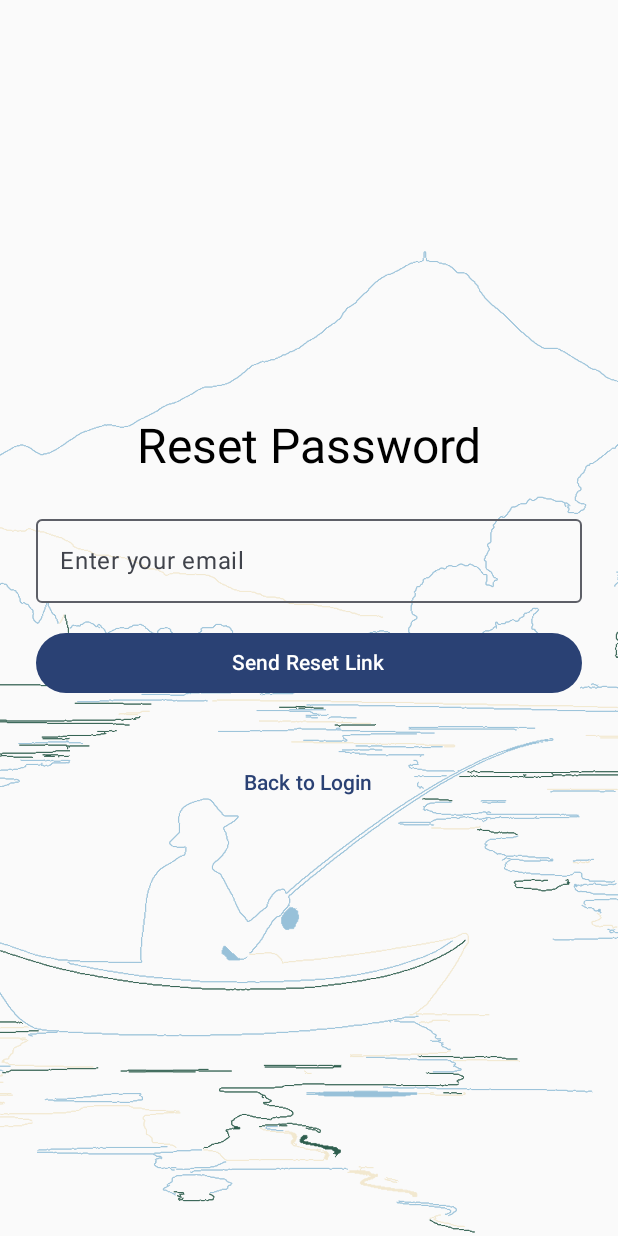
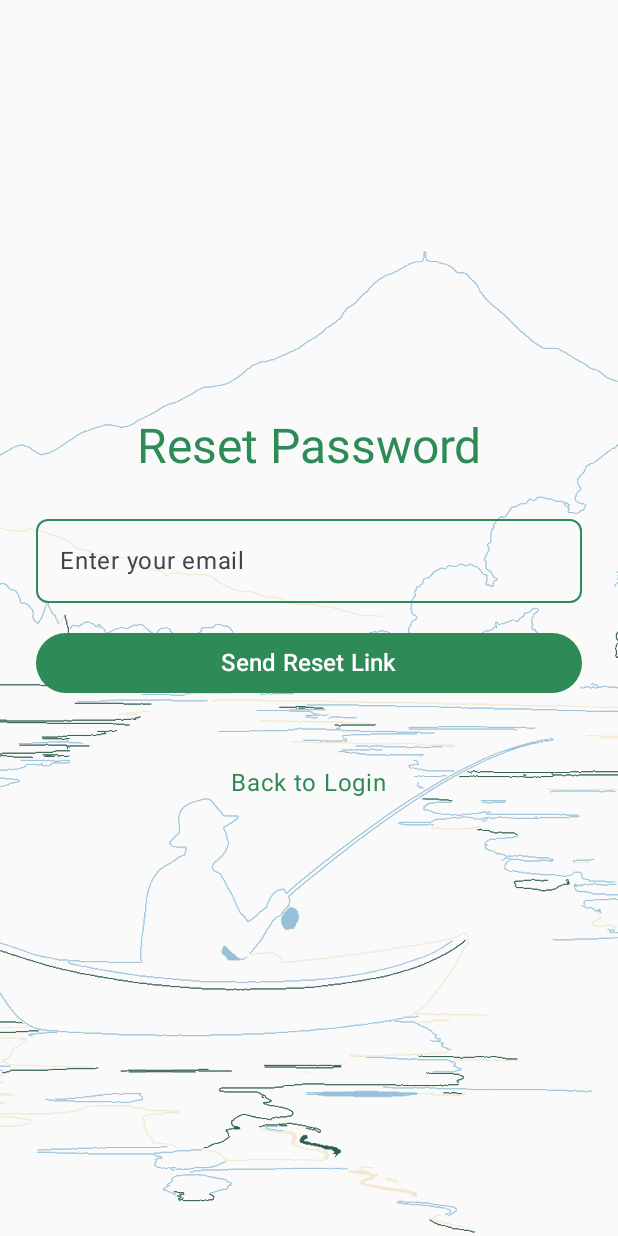
Before and after one commit to Bislei/Bislei---The-Fishing-Guide, an Android app built with Jetpack Compose: the screen it shows after launch (MainActivity), after a tap on "Forgot Password?", on a phone screen of 412 x 824 dp. Run offline under Robolectric (Android 15) with nearby library versions, the phone set to English and light mode, and no system bars; our stand-ins replace Firebase (no records; nobody signed in at launch, a user with empty details on screens opened directly); 1 other tap on this screen came first.

Commit message:
all screens

```diff
--- a/app/src/main/java/com/kashmir/bislei/screens/LoginScreen.kt
+++ b/app/src/main/java/com/kashmir/bislei/screens/LoginScreen.kt
@@ -1,3 +1,5 @@
+@file:OptIn(ExperimentalMaterial3Api::class)
+
 import androidx.compose.runtime.*
 import androidx.compose.material3.*
 import androidx.compose.foundation.Image
@@ -22,8 +24,10 @@ import androidx.compose.foundation.text.KeyboardActions
 import androidx.compose.foundation.text.KeyboardOptions
 import androidx.compose.ui.focus.FocusRequester
 import androidx.compose.ui.focus.focusRequester
+import androidx.compose.ui.graphics.Color
 import androidx.compose.ui.platform.LocalSoftwareKeyboardController
 import androidx.compose.ui.layout.ContentScale
+import androidx.compose.ui.text.font.FontWeight
 
 @Composable
 fun LoginScreen(
@@ -44,10 +48,7 @@ fun LoginScreen(
     val keyboardController = LocalSoftwareKeyboardController.current
     val scrollState = rememberScrollState()
 
-    Box(contentAlignment = Alignment.Center,
-        modifier = Modifier.fillMaxSize()
-    ) {
-        // Background SVG image
+    Box(contentAlignment = Alignment.Center, modifier = Modifier.fillMaxSize()) {
         Image(
             painter = painterResource(id = R.drawable.colored_skyblue_focus),
             contentDescription = "Background",
@@ -66,18 +67,11 @@ fun LoginScreen(
         ) {
             Spacer(modifier = Modifier.height(40.dp))
 
-            // Logo Image
-//            Image(
-//                painter = painterResource(id = R.drawable.ini),
-//                contentDescription = "App Logo",
-//                modifier = Modifier
-//                    .size(500.dp)
-//                    .clip(RoundedCornerShape(16.dp))
-//            )
-//
-//            Spacer(modifier = Modifier.height(8.dp))
-
-            Text(text = "Login", style = MaterialTheme.typography.headlineLarge)
+            Text(
+                text = "Login",
+                style = MaterialTheme.typography.headlineLarge,
+                color =Color(0xFF2E8B57),
+            )
 
             Spacer(modifier = Modifier.height(12.dp))
 
@@ -88,13 +82,16 @@ fun LoginScreen(
                 label = { Text("Email") },
                 singleLine = true,
                 keyboardOptions = KeyboardOptions.Default.copy(imeAction = ImeAction.Next),
-                keyboardActions = KeyboardActions(
-                    onNext = { passwordFocusRequester.requestFocus() }
-                ),
+                keyboardActions = KeyboardActions(onNext = { passwordFocusRequester.requestFocus() }),
                 modifier = Modifier
                     .fillMaxWidth()
                     .padding(horizontal = 16.dp)
-                    .focusRequester(emailFocusRequester)
+                    .focusRequester(emailFocusRequester),
+                colors = OutlinedTextFieldDefaults.colors(
+                    focusedBorderColor = Color(0xFF2E8B57),
+                    focusedLabelColor = Color(0xFF2E8B57),
+                    cursorColor = Color(0xFF2E8B57)
+                )
             )
 
             Spacer(modifier = Modifier.height(8.dp))
@@ -114,20 +111,20 @@ fun LoginScreen(
                     }
                 },
                 keyboardOptions = KeyboardOptions.Default.copy(imeAction = ImeAction.Done),
-                keyboardActions = KeyboardActions(
-                    onDone = {
-                        keyboardController?.hide()
-                    }
-                ),
+                keyboardActions = KeyboardActions(onDone = { keyboardController?.hide() }),
                 modifier = Modifier
                     .fillMaxWidth()
                     .padding(horizontal = 16.dp)
-                    .focusRequester(passwordFocusRequester)
+                    .focusRequester(passwordFocusRequester),
+                colors = OutlinedTextFieldDefaults.colors(
+                    focusedBorderColor = Color(0xFF2E8B57),
+                    focusedLabelColor = Color(0xFF2E8B57),
+                    cursorColor = Color(0xFF2E8B57)
+                )
             )
 
             Spacer(modifier = Modifier.height(12.dp))
 
-            // Login Button
             Button(
                 onClick = {
                     coroutineScope.launch {
@@ -140,13 +137,21 @@ fun LoginScreen(
                         }
                     }
                 },
-                modifier = Modifier.fillMaxWidth(),
-                enabled = !authViewModel.isLoading
+                modifier = Modifier
+                    .fillMaxWidth()
+                    .padding(horizontal = 16.dp),
+                enabled = !authViewModel.isLoading,
+                colors = ButtonDefaults.buttonColors(
+                    containerColor = Color(0xFF2E8B57),
+                    contentColor = Color.White
+                )
             ) {
-                Text(if (authViewModel.isLoading) "Logging in..." else "Login")
+                Text(
+                    if (authViewModel.isLoading) "Logging in..." else "Login",
+                    style = MaterialTheme.typography.bodyLarge.copy(fontWeight = FontWeight.ExtraBold)
+                )
             }
 
-            // Forgot Password Button
             TextButton(
                 onClick = {
                     if (email.isEmpty()) {
@@ -159,24 +164,22 @@ fun LoginScreen(
                         }
                     }
                     onForgotPassword()
-                }
+                },
+                colors = ButtonDefaults.textButtonColors(contentColor = Color(0xFF2E8B57))
             ) {
-                Text("Forgot Password?")
+                Text("Forgot Password?", style = MaterialTheme.typography.bodyLarge)
             }
 
             Spacer(modifier = Modifier.height(12.dp))
 
-            // Error Message
             if (errorMessage.isNotEmpty()) {
                 Text(text = "Error: $errorMessage", color = MaterialTheme.colorScheme.error)
             }
 
-            // Info Message
             if (infoMessage.isNotEmpty()) {
                 Text(text = infoMessage, color = MaterialTheme.colorScheme.primary)
             }
 
-            // Auth ViewModel Error Message
             if (authViewModel.errorMessage.isNotEmpty()) {
                 Text(
                     text = "Error: ${authViewModel.errorMessage}",
@@ -184,7 +187,6 @@ fun LoginScreen(
                 )
             }
 
-            // After successful login
             if (authViewModel.isLoggedIn) {
                 LaunchedEffect(Unit) {
                     onLoginSuccess()
@@ -193,7 +195,6 @@ fun LoginScreen(
 
             Spacer(modifier = Modifier.height(8.dp))
 
-            // Register Section
             Box(
                 contentAlignment = Alignment.Center,
                 modifier = Modifier.fillMaxWidth()
@@ -210,7 +211,8 @@ fun LoginScreen(
                     ) {
                         Text(
                             text = "Register here",
-                            style = MaterialTheme.typography.bodyLarge
+                            style = MaterialTheme.typography.bodyLarge,
+                            color = Color(0xFF2E8B57)
                         )
                     }
                 }
--- a/app/src/main/java/com/kashmir/bislei/screens/RegisterScreen.kt
+++ b/app/src/main/java/com/kashmir/bislei/screens/RegisterScreen.kt
@@ -31,6 +31,8 @@ fun RegisterScreen(
     onRegisterSuccess: () -> Unit,
     onLoginClick: () -> Unit
 ) {
+    val primaryGreen = Color(0xFF2E8B57)
+
     var name by remember { mutableStateOf("") }
     var phone by remember { mutableStateOf("") }
     var email by remember { mutableStateOf("") }
@@ -57,11 +59,11 @@ fun RegisterScreen(
             modifier = Modifier.fillMaxSize()
         )
 
-        // Optional overlay
+        // Transparent overlay
         Box(
             modifier = Modifier
                 .fillMaxSize()
-                .background(Color.Black.copy(alpha = 0.3f))
+                .background(Color.Black.copy(alpha = 0f))
         )
 
         Column(
@@ -74,9 +76,16 @@ fun RegisterScreen(
             Text(
                 text = "Register",
                 style = MaterialTheme.typography.headlineLarge,
-                color = MaterialTheme.colorScheme.primary
+                color = primaryGreen
             )
             Spacer(modifier = Modifier.height(20.dp))
+
+            val textFieldColors = OutlinedTextFieldDefaults.colors(
+                focusedBorderColor = primaryGreen,
+                unfocusedBorderColor = primaryGreen,
+                focusedLabelColor = primaryGreen,
+                cursorColor = primaryGreen
+            )
 
             OutlinedTextField(
                 value = name,
@@ -88,7 +97,8 @@ fun RegisterScreen(
                 modifier = Modifier
                     .fillMaxWidth()
                     .padding(horizontal = 16.dp),
-                shape = RoundedCornerShape(8.dp)
+                shape = RoundedCornerShape(8.dp),
+                colors = textFieldColors
             )
 
             Spacer(modifier = Modifier.height(12.dp))
@@ -103,7 +113,8 @@ fun RegisterScreen(
                 modifier = Modifier
                     .fillMaxWidth()
                     .padding(horizontal = 16.dp)
-                    .focusRequester(phoneFocusRequester)
+                    .focusRequester(phoneFocusRequester),
+                colors = textFieldColors
             )
 
             Spacer(modifier = Modifier.height(12.dp))
@@ -118,7 +129,8 @@ fun RegisterScreen(
                 modifier = Modifier
                     .fillMaxWidth()
                     .padding(horizontal = 16.dp)
-                    .focusRequester(emailFocusRequester)
+                    .focusRequester(emailFocusRequester),
+                colors = textFieldColors
             )
 
             Spacer(modifier = Modifier.height(12.dp))
@@ -133,7 +145,8 @@ fun RegisterScreen(
                 modifier = Modifier
                     .fillMaxWidth()
                     .padding(horizontal = 16.dp)
-                    .focusRequester(passwordFocusRequester)
+                    .focusRequester(passwordFocusRequester),
+                colors = textFieldColors
             )
 
             Spacer(modifier = Modifier.height(16.dp))
@@ -152,7 +165,8 @@ fun RegisterScreen(
                 modifier = Modifier
                     .fillMaxWidth()
                     .padding(horizontal = 16.dp)
-                    .focusRequester(confirmPasswordFocusRequester)
+                    .focusRequester(confirmPasswordFocusRequester),
+                colors = textFieldColors
             )
 
             Spacer(modifier = Modifier.height(16.dp))
@@ -212,7 +226,8 @@ fun RegisterScreen(
                 modifier = Modifier
                     .fillMaxWidth()
                     .padding(vertical = 16.dp, horizontal = 16.dp),
-                enabled = !isLoading
+                enabled = !isLoading,
+                colors = ButtonDefaults.buttonColors(containerColor = primaryGreen)
             ) {
                 if (isLoading) {
                     CircularProgressIndicator(
@@ -247,7 +262,10 @@ fun RegisterScreen(
                     onClick = onLoginClick,
                     contentPadding = PaddingValues(0.dp)
                 ) {
-                    Text(" Login here", style = MaterialTheme.typography.bodyLarge)
+                    Text(
+                        " Login here",
+                        style = MaterialTheme.typography.bodyLarge.copy(color = primaryGreen)
+                    )
                 }
             }
         }
--- a/app/src/main/java/com/kashmir/bislei/screens/ResetPasswordScreen.kt
+++ b/app/src/main/java/com/kashmir/bislei/screens/ResetPasswordScreen.kt
@@ -2,7 +2,9 @@ package com.kashmir.bislei.screens
 
 import android.util.Patterns
 import androidx.compose.foundation.Image
+import androidx.compose.foundation.background
 import androidx.compose.foundation.layout.*
+import androidx.compose.foundation.shape.RoundedCornerShape
 import androidx.compose.material3.*
 import androidx.compose.runtime.*
 import androidx.compose.ui.Alignment
@@ -11,6 +13,7 @@ import androidx.compose.ui.graphics.Color
 import androidx.compose.ui.layout.ContentScale
 import androidx.compose.ui.res.painterResource
 import androidx.compose.ui.unit.dp
+import androidx.compose.ui.unit.sp
 import androidx.lifecycle.viewmodel.compose.viewModel
 import com.kashmir.bislei.R
 import com.kashmir.bislei.viewModels.AuthViewModel
@@ -21,6 +24,8 @@ fun ResetPasswordScreen(
     authViewModel: AuthViewModel = viewModel(),
     onBackToLogin: () -> Unit
 ) {
+    val primaryGreen = Color(0xFF2E8B57)
+
     var email by remember { mutableStateOf("") }
     val coroutineScope = rememberCoroutineScope()
 
@@ -30,25 +35,46 @@ fun ResetPasswordScreen(
     Box(
         contentAlignment = Alignment.Center,
         modifier = Modifier.fillMaxSize()
-    ) { Image(
-        painter = painterResource(id = R.drawable.colored_skyblue_focus),
-        contentDescription = "Fishing Background",
-        contentScale = ContentScale.Crop,
-        modifier = Modifier.fillMaxSize()
-    )
+    ) {
+        Image(
+            painter = painterResource(id = R.drawable.colored_skyblue_focus),
+            contentDescription = "Fishing Background",
+            contentScale = ContentScale.Crop,
+            modifier = Modifier.fillMaxSize()
+        )
+
+        Box(
+            modifier = Modifier
+                .fillMaxSize()
+                .background(Color.Black.copy(alpha = 0f))
+        )
+
         Column(
             modifier = Modifier
                 .padding(24.dp),
             horizontalAlignment = Alignment.CenterHorizontally
         ) {
-            Text("Reset Password", style = MaterialTheme.typography.headlineLarge)
+            Text(
+                "Reset Password",
+                style = MaterialTheme.typography.headlineLarge,
+                color = primaryGreen
+            )
             Spacer(modifier = Modifier.height(20.dp))
+
+            val textFieldColors = OutlinedTextFieldDefaults.colors(
+                focusedBorderColor = primaryGreen,
+                unfocusedBorderColor = primaryGreen,
+                focusedLabelColor = primaryGreen,
+                cursorColor = primaryGreen
+            )
 
             OutlinedTextField(
                 value = email,
                 onValueChange = { email = it },
                 label = { Text("Enter your email") },
-                modifier = Modifier.fillMaxWidth()
+                modifier = Modifier.fillMaxWidth(),
+                shape = RoundedCornerShape(8.dp),
+                colors = textFieldColors
             )
 
             Spacer(modifier = Modifier.height(16.dp))
@@ -64,9 +90,13 @@ fun ResetPasswordScreen(
                     }
                 },
                 enabled = !isLoading,
-                modifier = Modifier.fillMaxWidth()
+                modifier = Modifier.fillMaxWidth(),
+                colors = ButtonDefaults.buttonColors(containerColor = primaryGreen)
             ) {
-                Text(if (isLoading) "Sending..." else "Send Reset Link")
+                Text(
+                    if (isLoading) "Sending..." else "Send Reset Link",
+                    fontSize = 16.sp
+                )
             }
 
             Spacer(modifier = Modifier.height(16.dp))
@@ -81,7 +111,10 @@ fun ResetPasswordScreen(
             Spacer(modifier = Modifier.height(16.dp))
 
             TextButton(onClick = onBackToLogin) {
-                Text("Back to Login")
+                Text(
+                    "Back to Login",
+                    style = MaterialTheme.typography.bodyLarge.copy(color = primaryGreen)
+                )
             }
         }
     }
--- a/app/src/main/java/com/kashmir/bislei/screens/SplashScreen.kt
+++ b/app/src/main/java/com/kashmir/bislei/screens/SplashScreen.kt
@@ -20,7 +20,8 @@ import com.kashmir.bislei.R
 @Composable
 fun SplashScreen(navController: NavController, isUserLoggedIn: Boolean) {
 
-
+    // Set a custom background color for both light and dark modes
+    val backgroundColor = MaterialTheme.colorScheme.surface // This adapts based on the theme
 
     LaunchedEffect(Unit) {
         delay(1000) // Optional: Add splash delay
@@ -38,20 +39,24 @@ fun SplashScreen(navController: NavController, isUserLoggedIn: Boolean) {
     Box(
         modifier = Modifier
             .fillMaxSize()
-            .background(MaterialTheme.colorScheme.background),
+            .background(backgroundColor), // Set background color here
         contentAlignment = Alignment.Center
-    ) { Image(
-        painter = painterResource(id = R.drawable.colored_skyblue_focus),
-        contentDescription = "Fishing Background",
-        contentScale = ContentScale.Crop,
-        modifier = Modifier.fillMaxSize(),
-    )
+    ) {
+        Image(
+            painter = painterResource(id = R.drawable.colored_skyblue_focus),
+            contentDescription = "Fishing Background",
+            contentScale = ContentScale.Crop,
+            modifier = Modifier.fillMaxSize()
+        )
         Column(
             verticalArrangement = Arrangement.Center,
             horizontalAlignment = Alignment.CenterHorizontally
         ) {
-            Image(painter = painterResource(id = R.drawable.logo),
-                contentDescription = "Logo", Modifier.size(500.dp))
+//            Image(
+//                painter = painterResource(id = R.drawable.logo),
+//                contentDescription = "Logo",
+//                Modifier.size(500.dp)
+//            )
         }
     }
 }
--- a/app/src/main/res/values/colors.xml
+++ b/app/src/main/res/values/colors.xml
@@ -7,4 +7,8 @@
     <color name="teal_700">#FF018786</color>
     <color name="black">#FF000000</color>
     <color name="white">#FFFFFFFF</color>
+    <color name="sky_blue">#87CEEB</color>
+    <color name="dark_green">#2E8B57</color>
+    <color name="beige">#F5F5DC</color>
+
 </resources>
```
Also changed, not shown: app/src/main/java/com/kashmir/bislei/ui/theme/Color.kt (line endings or trailing spaces).
